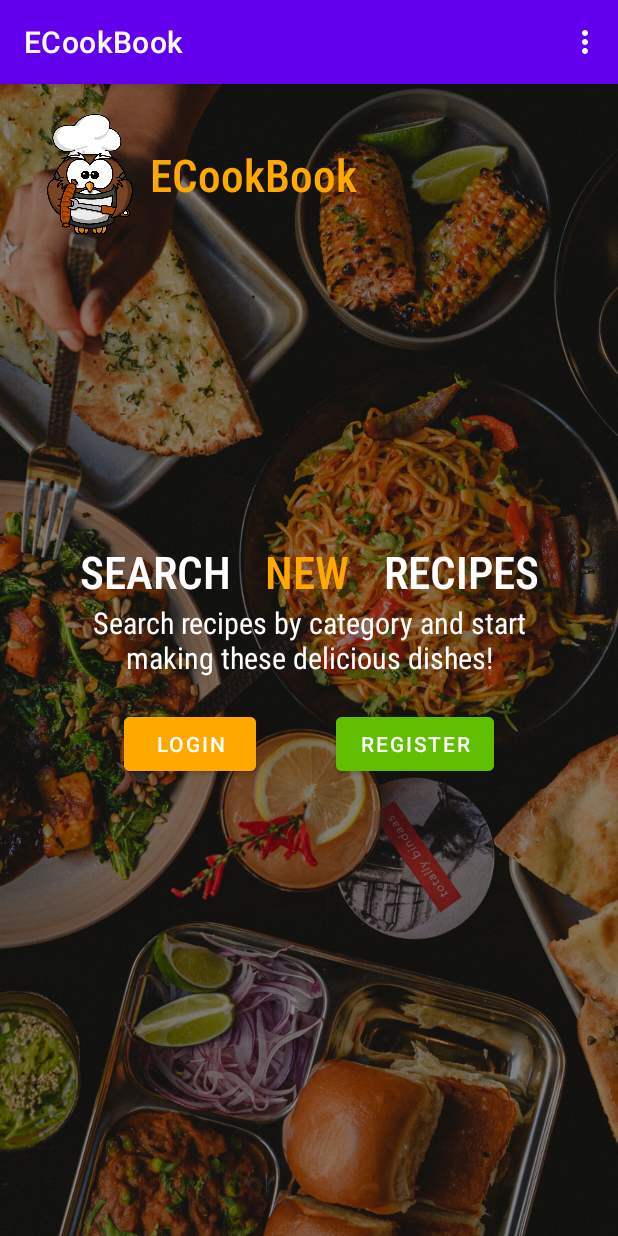
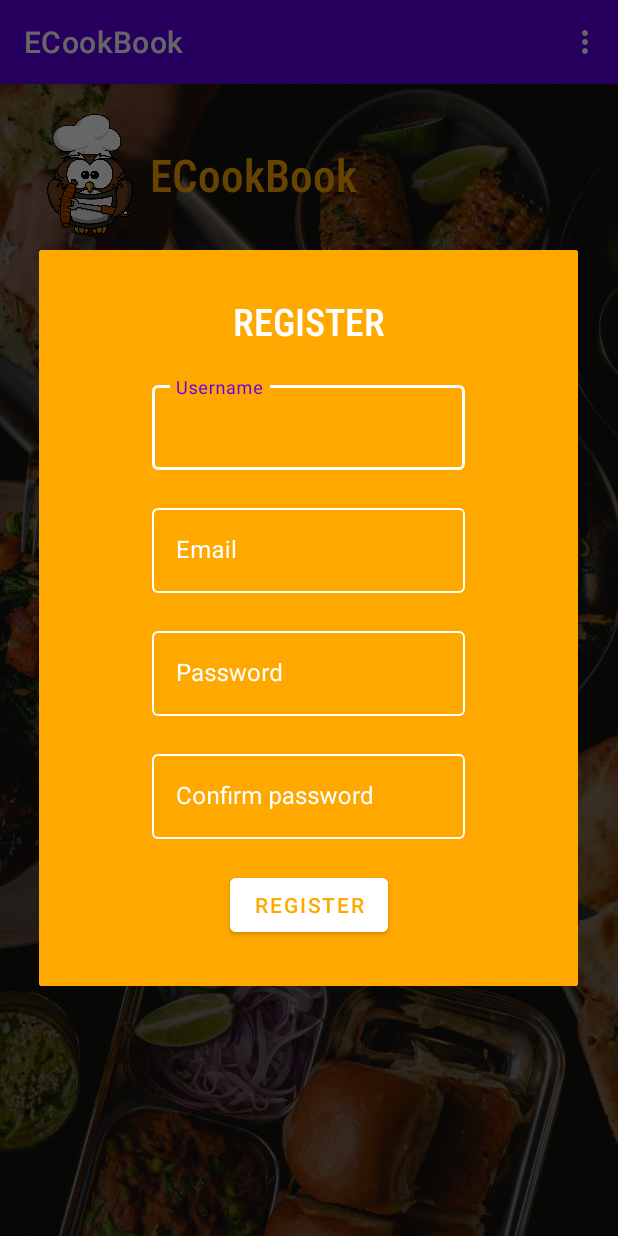
Before and after one commit to markovicanja/ECookBook, an Android app: the screen it shows after launch (MainActivity), after a tap on "REGISTER", on a phone screen of 412 x 824 dp. Run offline under Robolectric (Android 15) with nearby library versions, the phone set to English and light mode, and no system bars.

Commit message:
Register modal

```diff
--- a/Mobile app/app/src/main/java/rs/ac/bg/ecookbook/MainActivity.java
+++ b/Mobile app/app/src/main/java/rs/ac/bg/ecookbook/MainActivity.java
@@ -53,7 +53,33 @@ public class MainActivity extends AppCompatActivity {
         });
 
         binding.registerButton.setOnClickListener(v -> {
+            AlertDialog.Builder alert = new AlertDialog.Builder(this);
+            LayoutInflater inflater = getLayoutInflater();
+            View view = inflater.inflate(R.layout.register_modal, null);
 
+            alert.setView(view);
+
+            EditText usernameText = view.findViewById(R.id.username_text);
+            EditText emailText = view.findViewById(R.id.email_text);
+            EditText passwordText = view.findViewById(R.id.password_text);
+            EditText confirmPasswordText = view.findViewById(R.id.confirm_password_text);
+            Button registerButton = view.findViewById(R.id.register_button);
+
+            registerButton.setOnClickListener(l -> {
+                String username = usernameText.getText().toString();
+                String email = emailText.getText().toString();
+                String password = passwordText.getText().toString();
+                String confirmPassword = confirmPasswordText.getText().toString();
+
+                // TODO
+                Toast.makeText(this,
+                        username + ", " + email + ", " + password + ", " + confirmPassword,
+                        Toast.LENGTH_LONG).show();
+            });
+
+            AlertDialog dialog = alert.create();
+            dialog.getWindow().requestFeature(Window.FEATURE_NO_TITLE);
+            dialog.show();
         });
     }
 
--- /dev/null
+++ b/Mobile app/app/src/main/res/layout/register_modal.xml
@@ -0,0 +1,121 @@
+<?xml version="1.0" encoding="utf-8"?>
+<androidx.constraintlayout.widget.ConstraintLayout xmlns:android="http://schemas.android.com/apk/res/android"
+    android:layout_width="match_parent"
+    android:layout_height="match_parent"
+    android:background="@color/orange"
+    xmlns:app="http://schemas.android.com/apk/res-auto">
+
+    <TextView
+        android:id="@+id/heading"
+        android:layout_width="wrap_content"
+        android:layout_height="wrap_content"
+        android:textColor="@color/white"
+        app:layout_constraintRight_toRightOf="parent"
+        app:layout_constraintTop_toTopOf="parent"
+        app:layout_constraintLeft_toLeftOf="parent"
+        android:textSize="25sp"
+        android:layout_marginTop="30dp"
+        android:fontFamily="sans-serif-condensed-medium"
+        android:text="REGISTER" />
+
+    <com.google.android.material.textfield.TextInputLayout
+        android:id="@+id/username"
+        android:layout_width="match_parent"
+        android:layout_height="wrap_content"
+        android:layout_marginLeft="75dp"
+        android:layout_marginRight="75dp"
+        android:layout_marginTop="20dp"
+        android:hint="Username"
+        android:textColorHint="@color/white"
+        app:boxStrokeColor="@color/white"
+        app:layout_constraintTop_toBottomOf="@id/heading"
+        style="@style/Widget.MaterialComponents.TextInputLayout.OutlinedBox">
+
+        <com.google.android.material.textfield.TextInputEditText
+            android:id="@+id/username_text"
+            android:layout_width="match_parent"
+            android:layout_height="wrap_content"
+            />
+
+    </com.google.android.material.textfield.TextInputLayout>
+
+    <com.google.android.material.textfield.TextInputLayout
+        android:id="@+id/email"
+        android:layout_width="match_parent"
+        android:layout_height="wrap_content"
+        android:layout_marginLeft="75dp"
+        android:layout_marginRight="75dp"
+        android:layout_marginTop="20dp"
+        android:hint="Email"
+        android:textColorHint="@color/white"
+        app:boxStrokeColor="@color/white"
+        app:layout_constraintTop_toBottomOf="@id/username"
+        style="@style/Widget.MaterialComponents.TextInputLayout.OutlinedBox">
+
+        <com.google.android.material.textfield.TextInputEditText
+            android:id="@+id/email_text"
+            android:layout_width="match_parent"
+            android:layout_height="wrap_content"
+            />
+
+    </com.google.android.material.textfield.TextInputLayout>
+
+    <com.google.android.material.textfield.TextInputLayout
+        android:id="@+id/password"
+        android:layout_width="match_parent"
+        android:layout_height="wrap_content"
+        android:layout_marginLeft="75dp"
+        android:layout_marginRight="75dp"
+        android:layout_marginTop="20dp"
+        android:hint="Password"
+        android:textColorHint="@color/white"
+        app:boxStrokeColor="@color/white"
+        app:layout_constraintTop_toBottomOf="@id/email"
+        style="@style/Widget.MaterialComponents.TextInputLayout.OutlinedBox">
+
+        <com.google.android.material.textfield.TextInputEditText
+            android:id="@+id/password_text"
+            android:layout_width="match_parent"
+            android:layout_height="wrap_content"
+            android:inputType="textPassword"
+            />
+
+    </com.google.android.material.textfield.TextInputLayout>
+
+    <com.google.android.material.textfield.TextInputLayout
+        android:id="@+id/confirm_password"
+        android:layout_width="match_parent"
+        android:layout_height="wrap_content"
+        android:layout_marginLeft="75dp"
+        android:layout_marginRight="75dp"
+        android:layout_marginTop="20dp"
+        android:hint="Confirm password"
+        android:textColorHint="@color/white"
+        app:boxStrokeColor="@color/white"
+        app:layout_constraintTop_toBottomOf="@id/password"
+        style="@style/Widget.MaterialComponents.TextInputLayout.OutlinedBox">
+
+        <com.google.android.material.textfield.TextInputEditText
+            android:id="@+id/confirm_password_text"
+            android:layout_width="match_parent"
+            android:layout_height="wrap_content"
+            android:inputType="textPassword"
+            />
+
+    </com.google.android.material.textfield.TextInputLayout>
+
+    <Button
+        android:id="@+id/register_button"
+        android:layout_width="wrap_content"
+        android:layout_height="wrap_content"
+        android:text="REGISTER"
+        android:textColor="@color/orange"
+        android:backgroundTint="@color/white"
+        app:layout_constraintTop_toBottomOf="@id/confirm_password"
+        app:layout_constraintLeft_toLeftOf="parent"
+        app:layout_constraintRight_toRightOf="parent"
+        app:layout_constraintBottom_toBottomOf="parent"
+        android:layout_marginTop="20dp"
+        android:layout_marginBottom="30dp"/>
+
+</androidx.constraintlayout.widget.ConstraintLayout>
```
